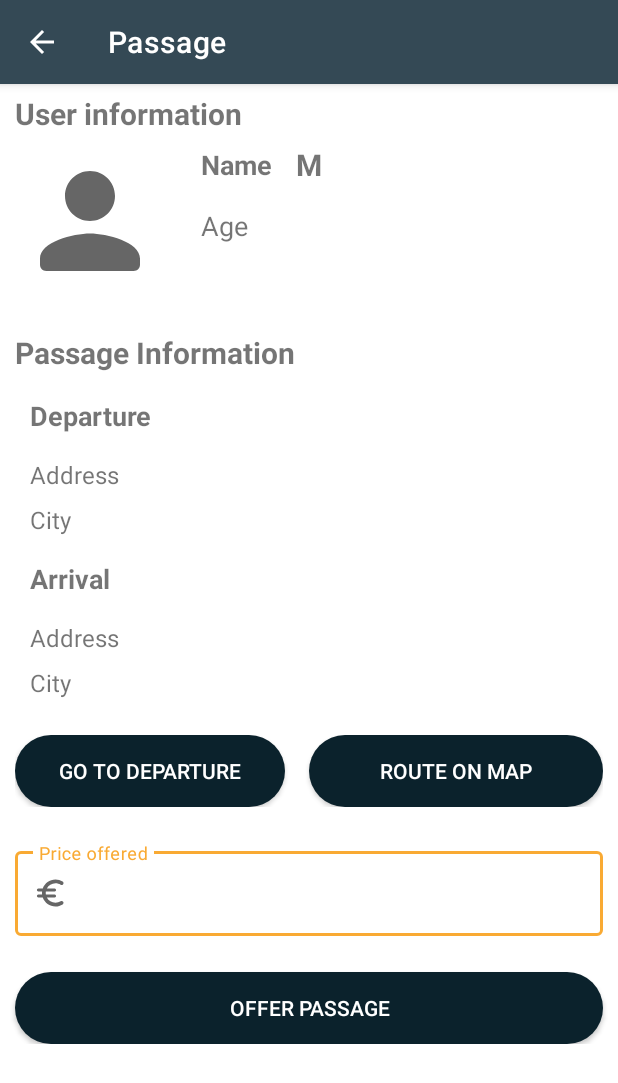
After one commit to Samyber/Tesi_Bertelli_Calchi_Campelli, an Android app: the PassageSummaryActivity screen opened directly, with no data from a screen before it, on a phone screen of 412 x 824 dp. The commit adds this screen. Shown: the top 1083 px of the screen. Run offline under Robolectric (Android 15) with nearby library versions, the phone set to English and light mode, and no system bars; our stand-ins replace CircleImageView, Firebase (no records; nobody signed in at launch, a user with empty details on screens opened directly); libraries missing offline, so code that uses them is left out: com.xwray.groupie; 2 statements that could not run were skipped.

Commit message:
Implementato: PassageProvideActivity.kt activity_passage_provide.xml Passage.kt PassageItem.kt activity_passage_summary.xml
Incominicato ad implementare:
PassageSummaryActivity.kt

```diff
--- a/app/src/main/AndroidManifest.xml
+++ b/app/src/main/AndroidManifest.xml
@@ -1,7 +1,6 @@
 <?xml version="1.0" encoding="utf-8"?>
 <manifest xmlns:android="http://schemas.android.com/apk/res/android"
     package="com.samaeli.tesi">
-
     <!--
          The ACCESS_COARSE/FINE_LOCATION permissions are not required to use
          Google Maps Android API v2, but you must specify either coarse or fine
@@ -16,7 +15,8 @@
         android:roundIcon="@mipmap/ic_launcher_round"
         android:supportsRtl="true"
         android:theme="@style/Theme.Tesi_Bertelli_Calchi_Campelli">
-
+        <activity android:name=".Passages.PassageSummaryActivity"></activity>
+        <activity android:name=".Passages.PassageProvideActivity" />
         <!--
              The API key for Google Maps-based APIs is defined as a string resource.
              (See the file "res/values/google_maps_api.xml").
@@ -31,7 +31,7 @@
 
         <activity
             android:name=".MapsActivity"
-            android:label="@string/title_activity_maps"></activity>
+            android:label="@string/title_activity_maps" />
         <activity android:name=".Passages.RequestPassageActivity" />
         <activity android:name=".ModifyEmailActivity" />
         <activity android:name=".ModifyPasswordActivity" />
--- /dev/null
+++ b/app/src/main/java/com/samaeli/tesi/Passages/PassageSummaryActivity.kt
@@ -0,0 +1,45 @@
+package com.samaeli.tesi.Passages
+
+import androidx.appcompat.app.AppCompatActivity
+import android.os.Bundle
+import android.util.Log
+import android.view.MenuItem
+import com.samaeli.tesi.R
+import com.samaeli.tesi.databinding.ActivityPassageSummaryBinding
+import com.samaeli.tesi.models.Passage
+
+class PassageSummaryActivity : AppCompatActivity() {
+
+    private lateinit var binding : ActivityPassageSummaryBinding
+
+    companion object{
+        val TAG = "Passage Summary Activity"
+    }
+
+    private var passage : Passage? = null
+
+    override fun onCreate(savedInstanceState: Bundle?) {
+        super.onCreate(savedInstanceState)
+        //setContentView(R.layout.activity_passage_summary)
+        binding = ActivityPassageSummaryBinding.inflate(layoutInflater)
+        val view = binding.root
+        setContentView(view)
+
+        supportActionBar?.apply {
+            setDisplayHomeAsUpEnabled(true)
+            title = getString(R.string.passage)
+        }
+
+        passage = intent.getParcelableExtra(PassageProvideActivity.PASSAGE_KEY)
+        Log.d(TAG,"departure city: ${passage!!.departureCity}")
+        Log.d(TAG,"arrival city: ${passage!!.arrivalCity}")
+
+    }
+
+    override fun onOptionsItemSelected(item: MenuItem): Boolean {
+        when(item.itemId){
+            android.R.id.home -> finish()
+        }
+        return super.onOptionsItemSelected(item)
+    }
+}
--- a/app/src/main/java/com/samaeli/tesi/Passages/RequestPassageActivity.kt
+++ b/app/src/main/java/com/samaeli/tesi/Passages/RequestPassageActivity.kt
@@ -103,7 +103,7 @@ class RequestPassageActivity : AppCompatActivity() {
     private fun savePassageToFirebase(){
         val uid = FirebaseAuth.getInstance().uid
         val ref = FirebaseDatabase.getInstance().getReference("passages/$uid")
-        val passage = Passage(departureAddress!!,departureCity!!,arrivalAddress!!,arrivalCity!!,hour!!,minute!!,numberPerson!!,
+        val passage = Passage(uid.toString(),departureAddress!!,departureCity!!,arrivalAddress!!,arrivalCity!!,hour!!,minute!!,numberPerson!!,
         departureLatitude!!,departureLongitude!!,arrivalLatitude!!,arrivalLongitude!!)
         ref.setValue(passage)
                 .addOnSuccessListener {
--- /dev/null
+++ b/app/src/main/res/drawable/ic_round_euro_24.xml
@@ -0,0 +1,10 @@
+<vector xmlns:android="http://schemas.android.com/apk/res/android"
+    android:width="24dp"
+    android:height="24dp"
+    android:viewportWidth="24"
+    android:viewportHeight="24"
+    android:tint="?attr/colorControlNormal">
+  <path
+      android:fillColor="@android:color/white"
+      android:pathData="M15,18.5c-2.51,0 -4.68,-1.42 -5.76,-3.5h5.14c0.38,0 0.73,-0.21 0.89,-0.55l0,0c0.33,-0.66 -0.15,-1.45 -0.89,-1.45h-5.8c-0.05,-0.33 -0.08,-0.66 -0.08,-1s0.03,-0.67 0.08,-1h5.8c0.38,0 0.73,-0.21 0.89,-0.55l0,0C15.61,9.78 15.13,9 14.38,9H9.24C10.32,6.92 12.5,5.5 15,5.5c1.25,0 2.42,0.36 3.42,0.97c0.5,0.31 1.15,0.26 1.57,-0.16l0,0c0.58,-0.58 0.45,-1.53 -0.25,-1.96C18.36,3.5 16.73,3 15,3c-3.92,0 -7.24,2.51 -8.48,6h-2.9C3.24,9 2.89,9.21 2.72,9.55l0,0C2.39,10.22 2.87,11 3.62,11h2.44C6.02,11.33 6,11.66 6,12s0.02,0.67 0.06,1H3.62c-0.38,0 -0.73,0.21 -0.89,0.55l0,0C2.39,14.22 2.87,15 3.62,15h2.9c1.24,3.49 4.56,6 8.48,6c1.74,0 3.36,-0.49 4.74,-1.35c0.69,-0.43 0.82,-1.39 0.24,-1.97l0,0c-0.42,-0.42 -1.07,-0.47 -1.57,-0.15C17.42,18.15 16.26,18.5 15,18.5z"/>
+</vector>
--- /dev/null
+++ b/app/src/main/res/layout/activity_passage_summary.xml
@@ -0,0 +1,208 @@
+<?xml version="1.0" encoding="utf-8"?>
+<ScrollView xmlns:android="http://schemas.android.com/apk/res/android"
+    xmlns:app="http://schemas.android.com/apk/res-auto"
+    xmlns:tools="http://schemas.android.com/tools"
+    android:layout_width="match_parent"
+    android:layout_height="match_parent"
+    tools:context=".Passages.PassageSummaryActivity">
+
+    <androidx.constraintlayout.widget.ConstraintLayout
+        android:layout_width="match_parent"
+        android:layout_height="wrap_content">
+
+        <TextView
+            android:id="@+id/userInformationTextViewSummaryPassage"
+            android:layout_width="wrap_content"
+            android:layout_height="wrap_content"
+            android:layout_marginStart="10dp"
+            android:layout_marginTop="6dp"
+            android:text="@string/user_information"
+            android:textSize="20sp"
+            android:textStyle="bold"
+            app:layout_constraintStart_toStartOf="parent"
+            app:layout_constraintTop_toTopOf="parent" />
+
+        <de.hdodenhof.circleimageview.CircleImageView
+            android:id="@+id/photoCircleImageViewPassageSummary"
+            android:layout_width="100dp"
+            android:layout_height="100dp"
+            android:layout_marginTop="8dp"
+            android:src="@drawable/ic_round_person_24"
+            app:layout_constraintStart_toStartOf="@+id/userInformationTextViewSummaryPassage"
+            app:layout_constraintTop_toBottomOf="@+id/userInformationTextViewSummaryPassage">
+        </de.hdodenhof.circleimageview.CircleImageView>
+
+        <TextView
+            android:id="@+id/nameUserTextViewPassageSummary"
+            android:layout_width="wrap_content"
+            android:layout_height="wrap_content"
+            android:layout_marginStart="24dp"
+            android:text="@string/name"
+            android:textSize="18sp"
+            android:textStyle="bold"
+            app:layout_constraintStart_toEndOf="@+id/photoCircleImageViewPassageSummary"
+            app:layout_constraintTop_toTopOf="@+id/photoCircleImageViewPassageSummary" />
+
+        <TextView
+            android:id="@+id/ageUserTextViewPassageSummary"
+            android:layout_width="wrap_content"
+            android:layout_height="wrap_content"
+            android:layout_marginTop="16dp"
+            android:text="@string/age"
+            android:textSize="18sp"
+            app:layout_constraintStart_toStartOf="@+id/nameUserTextViewPassageSummary"
+            app:layout_constraintTop_toBottomOf="@+id/nameUserTextViewPassageSummary" />
+
+        <TextView
+            android:id="@+id/genderTextViewPassageSummary"
+            android:layout_width="wrap_content"
+            android:layout_height="wrap_content"
+            android:layout_marginStart="16dp"
+            android:text="M"
+            android:textSize="20sp"
+            android:textStyle="bold"
+            app:layout_constraintBottom_toBottomOf="@+id/nameUserTextViewPassageSummary"
+            app:layout_constraintStart_toEndOf="@+id/nameUserTextViewPassageSummary"
+            app:layout_constraintTop_toTopOf="@+id/nameUserTextViewPassageSummary" />
+
+        <TextView
+            android:id="@+id/passageInformationTextViewSummaryPassage"
+            android:layout_width="wrap_content"
+            android:layout_height="wrap_content"
+            android:layout_marginTop="24dp"
+            android:text="@string/passage_information"
+            android:textSize="20sp"
+            android:textStyle="bold"
+            app:layout_constraintStart_toStartOf="@+id/userInformationTextViewSummaryPassage"
+            app:layout_constraintTop_toBottomOf="@+id/photoCircleImageViewPassageSummary" />
+
+        <TextView
+            android:id="@+id/departureTextViewPassageSummary"
+            android:layout_width="wrap_content"
+            android:layout_height="wrap_content"
+            android:layout_marginStart="10dp"
+            android:layout_marginTop="16dp"
+            android:text="@string/departure"
+            android:textSize="18sp"
+            android:textStyle="bold"
+            app:layout_constraintStart_toStartOf="@+id/passageInformationTextViewSummaryPassage"
+            app:layout_constraintTop_toBottomOf="@+id/passageInformationTextViewSummaryPassage" />
+
+        <TextView
+            android:id="@+id/departureAddressTextViewPassageSummary"
+            android:layout_width="wrap_content"
+            android:layout_height="wrap_content"
+            android:layout_marginTop="16dp"
+            android:text="@string/address"
+            android:textSize="16sp"
+            app:layout_constraintStart_toStartOf="@+id/departureTextViewPassageSummary"
+            app:layout_constraintTop_toBottomOf="@+id/departureTextViewPassageSummary" />
+
+        <TextView
+            android:id="@+id/departureCityTextViewPassageSummary"
+            android:layout_width="wrap_content"
+            android:layout_height="wrap_content"
+            android:layout_marginTop="8dp"
+            android:text="@string/city"
+            android:textSize="16sp"
+            app:layout_constraintStart_toStartOf="@+id/departureAddressTextViewPassageSummary"
+            app:layout_constraintTop_toBottomOf="@+id/departureAddressTextViewPassageSummary" />
+
+        <TextView
+            android:id="@+id/arrivalTextViewPassageSummary"
+            android:layout_width="wrap_content"
+            android:layout_height="wrap_content"
+            android:layout_marginTop="16dp"
+            android:text="@string/arrival"
+            android:textSize="18sp"
+            android:textStyle="bold"
+            app:layout_constraintStart_toStartOf="@+id/departureTextViewPassageSummary"
+            app:layout_constraintTop_toBottomOf="@+id/departureCityTextViewPassageSummary" />
+
+        <TextView
+            android:id="@+id/arrivalAddressTextViewPassageSummary"
+            android:layout_width="wrap_content"
+            android:layout_height="wrap_content"
+            android:layout_marginTop="16dp"
+            android:text="@string/address"
+            android:textSize="16sp"
+            app:layout_constraintStart_toStartOf="@+id/departureAddressTextViewPassageSummary"
+            app:layout_constraintTop_toBottomOf="@+id/arrivalTextViewPassageSummary" />
+
+        <TextView
+            android:id="@+id/arrivalCityTextViewPassageSummary"
+            android:layout_width="wrap_content"
+            android:layout_height="wrap_content"
+            android:layout_marginTop="8dp"
+            android:text="@string/city"
+            android:textSize="16sp"
+            app:layout_constraintStart_toStartOf="@+id/arrivalAddressTextViewPassageSummary"
+            app:layout_constraintTop_toBottomOf="@+id/arrivalAddressTextViewPassageSummary" />
+
+        <LinearLayout
+            android:id="@+id/linearLayout2"
+            android:layout_width="match_parent"
+            android:layout_height="match_parent"
+            android:layout_marginStart="10dp"
+            android:layout_marginTop="24dp"
+            android:layout_marginEnd="10dp"
+            android:gravity="center_horizontal"
+            android:orientation="horizontal"
+            app:layout_constraintEnd_toEndOf="parent"
+            app:layout_constraintStart_toStartOf="parent"
+            app:layout_constraintTop_toBottomOf="@+id/arrivalCityTextViewPassageSummary">
+
+            <android.widget.Button
+                android:id="@+id/goToDepartureButtonPassageSummary"
+                android:layout_width="match_parent"
+                android:layout_height="wrap_content"
+                android:layout_marginEnd="16dp"
+                android:layout_weight="1"
+                android:background="@drawable/rounded_button"
+                android:text="@string/go_to_departure"
+                android:textColor="@color/white" />
+
+            <android.widget.Button
+                android:id="@+id/showRouteButtonPassageSummary"
+                android:layout_width="match_parent"
+                android:layout_height="wrap_content"
+                android:layout_weight="1"
+                android:background="@drawable/rounded_button"
+                android:text="@string/route_on_map"
+                android:textColor="@color/white" />
+        </LinearLayout>
+
+        <com.google.android.material.textfield.TextInputLayout
+            android:id="@+id/priceInputLayoutPassageSummary"
+            style="@style/Widget.MaterialComponents.TextInputLayout.OutlinedBox.style_input_layout_profile"
+            android:layout_width="0dp"
+            android:layout_height="wrap_content"
+            android:layout_marginTop="24dp"
+            app:layout_constraintEnd_toEndOf="@+id/linearLayout2"
+            app:layout_constraintStart_toStartOf="@+id/linearLayout2"
+            app:layout_constraintTop_toBottomOf="@+id/linearLayout2"
+            app:startIconDrawable="@drawable/ic_round_euro_24">
+
+            <com.google.android.material.textfield.TextInputEditText
+                android:id="@+id/priceEditTextPassageSummary"
+                android:layout_width="match_parent"
+                android:layout_height="wrap_content"
+                android:hint="@string/price_offered"
+                android:inputType="numberDecimal" />
+        </com.google.android.material.textfield.TextInputLayout>
+
+        <android.widget.Button
+            android:id="@+id/offerPassageButtonPassageSummary"
+            android:layout_width="0dp"
+            android:layout_height="wrap_content"
+            android:layout_marginTop="24dp"
+            android:background="@drawable/rounded_button"
+            android:text="@string/offer_passage"
+            android:textColor="@color/white"
+            app:layout_constraintEnd_toEndOf="@+id/priceInputLayoutPassageSummary"
+            app:layout_constraintStart_toStartOf="@+id/priceInputLayoutPassageSummary"
+            app:layout_constraintTop_toBottomOf="@+id/priceInputLayoutPassageSummary" />
+
+
+    </androidx.constraintlayout.widget.ConstraintLayout>
+</ScrollView>
--- a/app/src/main/res/values/dimens.xml
+++ b/app/src/main/res/values/dimens.xml
@@ -24,4 +24,6 @@
     <dimen name="left_right_margin_modify_email">24dp</dimen>
 
     <dimen name="top_margin_request_passage">16dp</dimen>
+
+    <dimen name="top_margin_passage_provide">24dp</dimen>
 </resources>
--- a/app/src/main/res/values/strings.xml
+++ b/app/src/main/res/values/strings.xml
@@ -123,6 +123,7 @@
     <string name="passage_request">Passage request</string>
     <string name="passage_provide">Passage Provide</string>
     <string name="recent_offerts">Recent Offerts</string>
+    <string name="summary_required_passage">Summary required passage</string>
 
 
     <string name="departure_information">Departure information</string>
@@ -139,4 +140,20 @@
     <string name="error_number_person">Error! Passengers exceed limit</string>
     <string name="passage_created">The passage is created</string>
 
+    <string name="departure_city">Departure city</string>
+    <string name="arrival_city">Arrival city</string>
+    <string name="error_search_passage">Error! Fill at least one field</string>
+    <string name="no_result">No result</string>
+
+    <string name="user_information">User information</string>
+    <string name="age">Age</string>
+    <string name="passage_information">Passage Information</string>
+    <string name="departure">Departure</string>
+    <string name="arrival">Arrival</string>
+    <string name="go_to_departure">Go to departure</string>
+    <string name="route_on_map">Route on map</string>
+    <string name="price_offered">Price offered</string>
+    <string name="offer_passage">Offer passage</string>
+    <string name="passage">Passage</string>
+
 </resources>
```
Also changed, not shown: app/src/main/java/com/samaeli/tesi/Passages/PassageProvideActivity.kt (added, +165 -0 lines), app/src/main/java/com/samaeli/tesi/Passages/PassagesChoiseFragment.kt (+32 -0 lines), app/src/main/java/com/samaeli/tesi/models/Passage.kt (+7 -3 lines), app/src/main/java/com/samaeli/tesi/models/PassageItem.kt (added, +32 -0 lines), app/src/main/res/drawable/ic_round_arrow_right_24.xml (added, +11 -0 lines), app/src/main/res/layout/activity_passage_provide.xml (added, +92 -0 lines), app/src/main/res/layout/item_passage.xml (added, +55 -0 lines).
